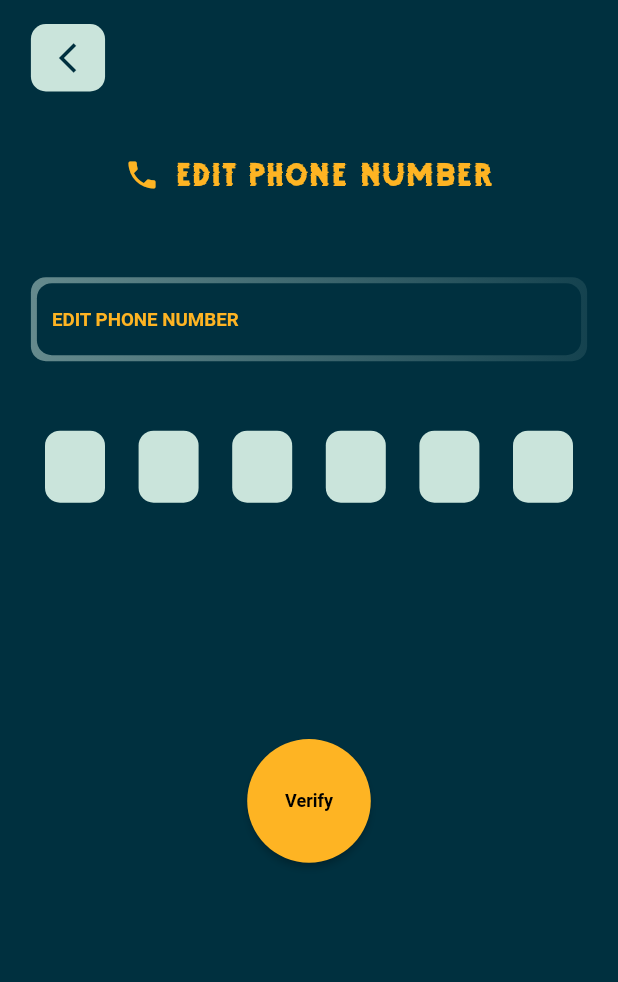
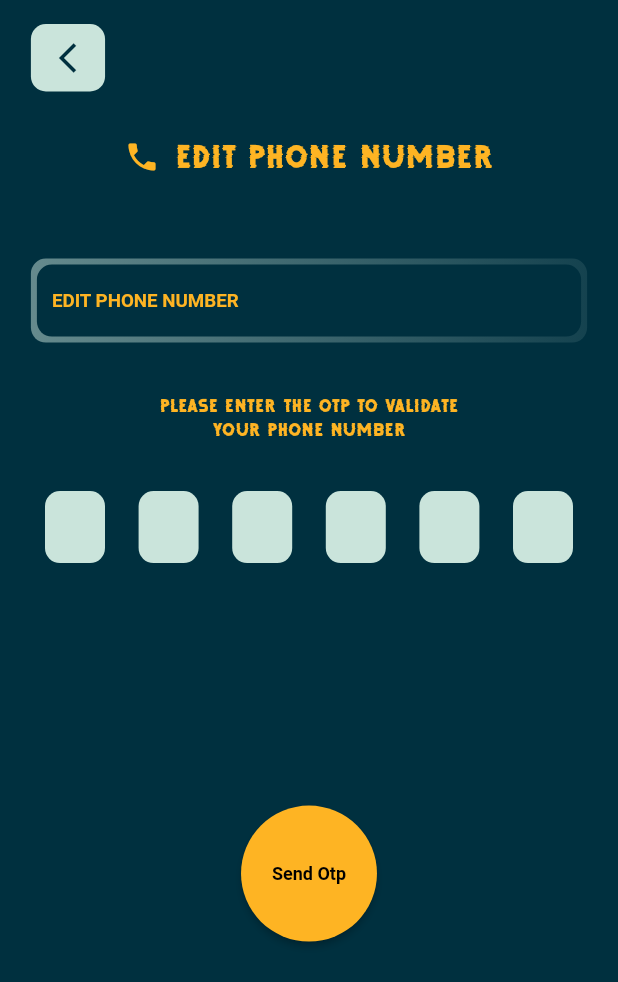
Before and after one commit to nouveau-riche/Quizeee-UIScreen-flutter, a Flutter app: the ChangePhone screen opened directly, on a phone screen of 412 x 824 dp. Shown: the top 982 px of the screen. Run offline on Flutter 3.47's test engine with Material 2 defaults, Android fonts, the phone set to English and light mode, and no system bars; our stand-ins replace cached_network_image, dio, flutter_countdown_timer, flutter_spinkit, fluttertoast, image_picker and 5 more; missing offline and left inert: com.quizeee.quizeee, onesignal_flutter.

Commit message:
edit phone and email issue fixed

```diff
--- a/lib/screens/account/components/change_phone.dart
+++ b/lib/screens/account/components/change_phone.dart
@@ -66,7 +66,8 @@ class _ChangePhoneState extends State<ChangePhone> {
   }
 
   bool isLoading = false;
-  String verifySub = "Verify";
+  String verifySub = "Send Otp";
+
   void setLoading(bool val) {
     setState(() => isLoading = val);
   }
@@ -107,7 +108,7 @@ class _ChangePhoneState extends State<ChangePhone> {
             ),
             SafeArea(child: buildAppBar(context, mq)),
             SizedBox(
-              height: mq.height * 0.05,
+              height: mq.height * 0.035,
             ),
             Row(
               mainAxisAlignment: MainAxisAlignment.center,
@@ -136,6 +137,25 @@ class _ChangePhoneState extends State<ChangePhone> {
               key: _formKey,
               child: buildPhoneTextFieldField(mq),
             ),
+            SizedBox(
+              height: mq.height * 0.025,
+            ),
+            Text(
+              'Please enter the otp to validate',
+              style: TextStyle(
+                fontSize: 18,
+                color: kPrimaryLightColor,
+                fontFamily: 'DebugFreeTrial',
+              ),
+            ),
+            Text(
+              'your phone number',
+              style: TextStyle(
+                fontSize: 18,
+                color: kPrimaryLightColor,
+                fontFamily: 'DebugFreeTrial',
+              ),
+            ),
             Padding(
               padding: const EdgeInsets.all(30.0),
               child: PinPut(
@@ -159,7 +179,7 @@ class _ChangePhoneState extends State<ChangePhone> {
               ),
             ),
             SizedBox(
-              height: mq.height * 0.1,
+              height: mq.height * 0.12,
             ),
             isLoading
                 ? SpinKitPouringHourglass(color: kSecondaryColor)
@@ -250,7 +270,7 @@ class _ChangePhoneState extends State<ChangePhone> {
   Widget buildVerifyButton(Size mq) {
     return ConstrainedBox(
       constraints: BoxConstraints.tightFor(
-          width: mq.width * 0.20, height: mq.height * 0.20),
+          width: mq.width * 0.22, height: mq.height * 0.18),
       child: ElevatedButton(
         onPressed: () {
           save();
```
Also changed, not shown: lib/screens/account/components/edit_email.dart (+24 -4 lines).
